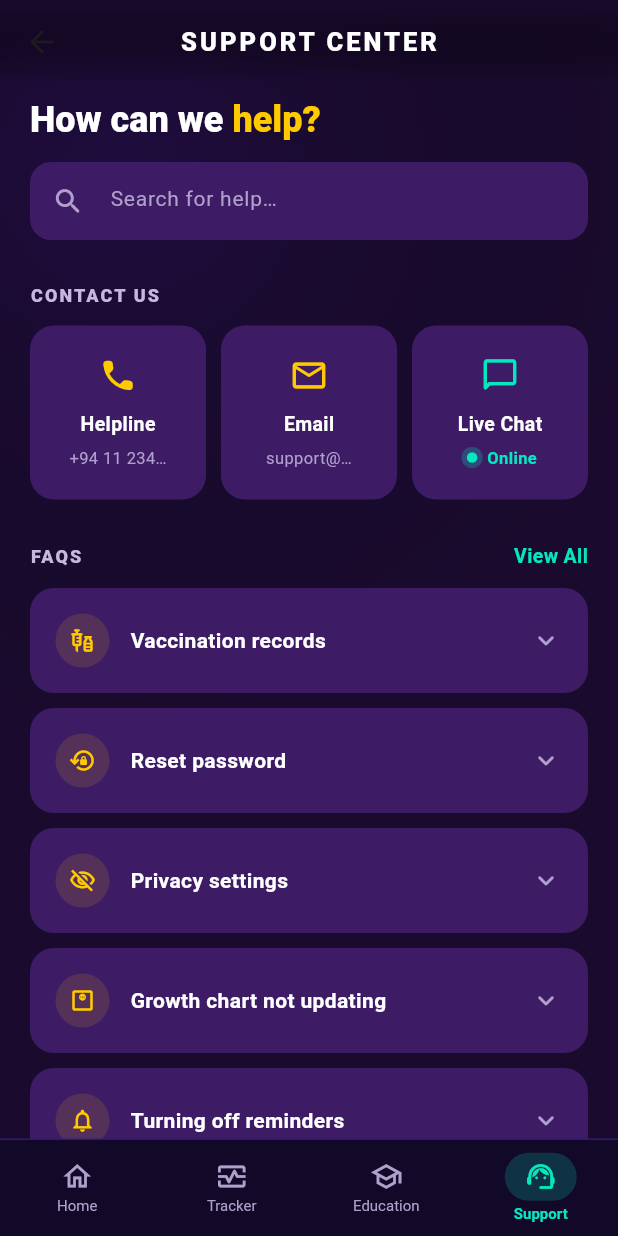
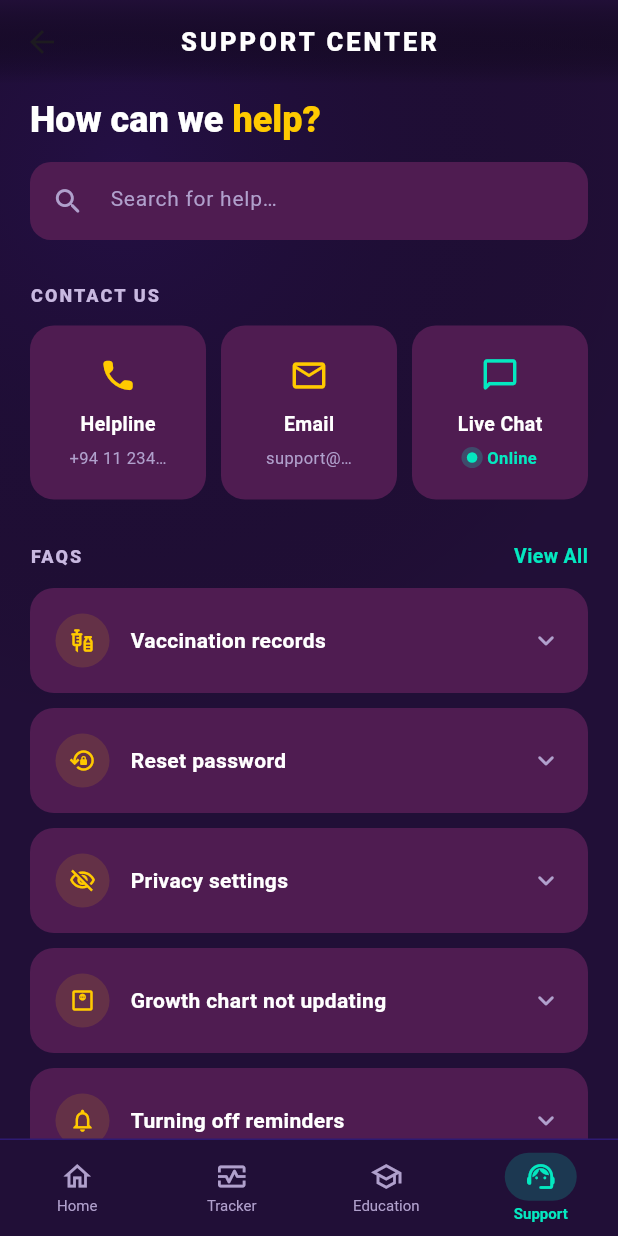
Before and after one commit to anadichiransa/Growise, a Flutter app: the SupportCenterScreen screen opened directly, on a phone screen of 412 x 824 dp. Run offline on Flutter 3.47's test engine with Material 3 defaults, Android fonts, the phone set to English and light mode, and no system bars; our stand-ins replace get.

Commit message:
Correctly change the background colour

```diff
--- a/frontend/lib/features/dashboard/presentation/screens/support.dart
+++ b/frontend/lib/features/dashboard/presentation/screens/support.dart
@@ -6,24 +6,23 @@ import '../controllers/support_controller.dart';
 class AppColors {
   AppColors._();
 
-  static const Color background = Color(0xFF1A0B2E);
-  static const Color backgroundGlow = Color(0xFF2A1268);
+  static const Color background = Color(0xFF210F37);
+  static const Color backgroundGlow = Color(0xFF1C0A2E);
   static const Color cardSurface = Color(0xFF2E1558);
-  static const Color tileSurface = Color(0xFF3D1C65);
+  static const Color tileSurface = Color(0xFF4F1C51);
   static const Color tileSurfacePressed = Color(0xFF4E2A80);
-  static const Color communityGradientStart = Color(0xFF4C2080);
-  static const Color communityGradientEnd = Color(0xFF2E1558);
+  static const Color communityGradientStart = Color(0xFF4F1C51);
+  static const Color communityGradientEnd = Color(0xFF4F1C51);
   static const Color accent = Color(0xFFFFCA00);
   static const Color teal = Color(0xFF04E8C0);
   static const Color tealDim = Color(0x3004E8C0);
-  static const Color inputBackground = Color(0xFF3D1C65);
+  static const Color inputBackground = Color(0xFF4F1C51);
   static const Color inputBorderFocused = Color(0xFF04E8C0);
   static const Color shimmerBase = Color(0xFF2E1558);
   static const Color shimmerHighlight = Color(0xFF4E2A80);
   static const Color textPrimary = Colors.white;
   static const Color textSecondary = Color(0xFFB0A0CC);
   static const Color sectionLabel = Color(0xFFC8B8E0);
-  static const Color navBackground = Color(0xFF120828);
   static const Color navPill = Color(0xFF3D1C65);
 }
 
@@ -1180,7 +1179,6 @@ class _GrowiseBottomNav extends StatelessWidget {
   Widget build(BuildContext context) {
     return Container(
       decoration: const BoxDecoration(
-        color: AppColors.navBackground,
         border: Border(top: BorderSide(color: Color(0xFF2E1A72), width: 1)),
       ),
       child: SafeArea(
```
